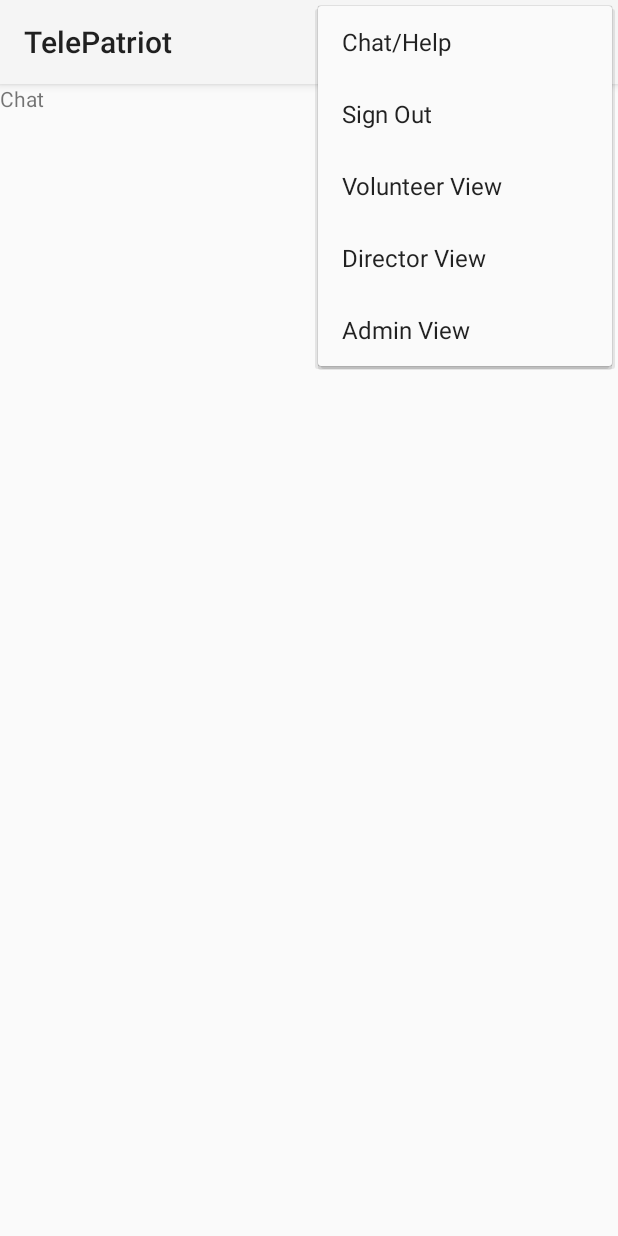
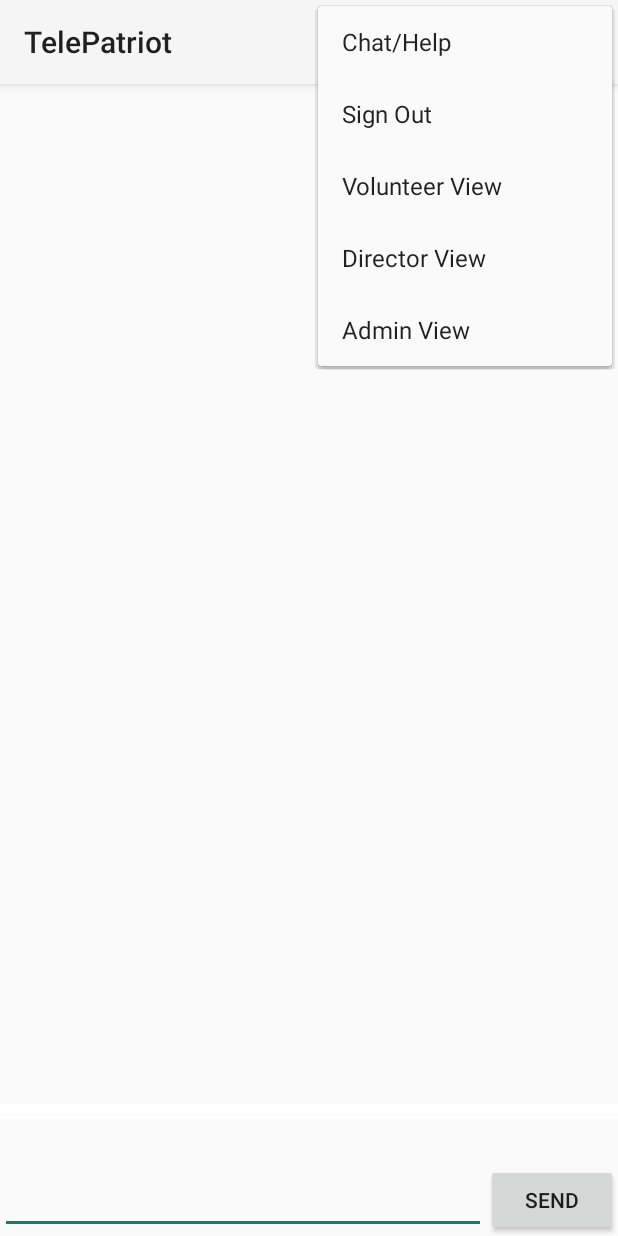
Before and after one commit to bdunklau/TelePatriot-Android, an Android app: the ChatActivity screen opened directly, with no data from a screen before it, with the options menu open, on a phone screen of 412 x 824 dp. Run offline under Robolectric (Android 15) with nearby library versions, the phone set to English and light mode, and no system bars; our stand-ins replace Firebase (no records; nobody signed in at launch, a user with empty details on screens opened directly); 1 statement that could not run was skipped.

Commit message:
Working on ChatActivity.  Trying to get messages to scroll up when each new message comes in.  Not there yet.

```diff
--- a/app/src/main/AndroidManifest.xml
+++ b/app/src/main/AndroidManifest.xml
@@ -31,7 +31,8 @@
             </intent-filter>
         </activity>
 
-        <activity android:name=".ChatActivity">
+        <activity android:name=".ChatActivity"
+            android:windowSoftInputMode="adjustPan">
             <intent-filter>
                 <action android:name="android.intent.action.MAIN" />
             </intent-filter>
--- a/app/src/main/java/com/brentdunklau/telepatriot_android/ChatActivity.java
+++ b/app/src/main/java/com/brentdunklau/telepatriot_android/ChatActivity.java
@@ -2,16 +2,69 @@ package com.brentdunklau.telepatriot_android;
 
 import android.content.Intent;
 import android.os.Bundle;
+import android.support.v7.widget.LinearLayoutManager;
+import android.support.v7.widget.RecyclerView;
+import android.view.View;
+import android.view.ViewGroup;
+import android.widget.Button;
+import android.widget.EditText;
+
+import com.brentdunklau.telepatriot_android.com.brentdunklau.telepatriot_android.util.ChatMessage;
+import com.brentdunklau.telepatriot_android.com.brentdunklau.telepatriot_android.util.ChatMessageHolder;
+import com.brentdunklau.telepatriot_android.com.brentdunklau.telepatriot_android.util.User;
+import com.brentdunklau.telepatriot_android.com.brentdunklau.telepatriot_android.util.UserBean;
+import com.brentdunklau.telepatriot_android.com.brentdunklau.telepatriot_android.util.UserHolder;
+import com.firebase.ui.database.FirebaseRecyclerAdapter;
+import com.google.firebase.database.DataSnapshot;
+import com.google.firebase.database.DatabaseError;
+import com.google.firebase.database.FirebaseDatabase;
+import com.google.firebase.database.ValueEventListener;
+
+import java.util.HashMap;
 
 /**
  * Created by bdunklau on 10/10/2017.
  */
 
 public class ChatActivity extends BaseActivity {
+
+    private FirebaseRecyclerAdapter<ChatMessage, ChatMessageHolder> mAdapter;
+    private RecyclerView messages;
+    private Button mSendButton;
+    private EditText messageEditText;
+
     @Override
     protected void onCreate(Bundle savedInstanceState) {
         super.onCreate(savedInstanceState);
         setContentView(R.layout.activity_chat);
+
+        // ref:  https://github.com/firebase/FirebaseUI-Android/blob/master/database/README.md
+        messages = (RecyclerView) findViewById(R.id.admin_chat_messages);
+        messages.setLayoutManager(new LinearLayoutManager(this));
+        messageEditText = findViewById(R.id.messageEditText);
+
+        myRef = FirebaseDatabase.getInstance().getReference().child("admin_messages/"+User.getInstance().getUid());
+
+        mSendButton = findViewById(R.id.sendButton);
+
+        mSendButton.setOnClickListener(new View.OnClickListener() {
+            @Override
+            public void onClick(View view) {
+                ChatMessage chatMessage = new ChatMessage(messageEditText.getText().toString(), User.getInstance().getName());
+                myRef.push().setValue(chatMessage);
+                messageEditText.setText("");
+            }
+        });
+
+        myRef.addListenerForSingleValueEvent(new ValueEventListener() {
+            @Override
+            public void onDataChange(DataSnapshot dataSnapshot) {
+                doit();
+            }
+
+            @Override
+            public void onCancelled(DatabaseError databaseError) { }
+        });
     }
 
     @Override
@@ -20,4 +73,28 @@ public class ChatActivity extends BaseActivity {
         startActivity(new Intent(this, LimboActivity.class));
         overridePendingTransition(R.anim.slide_from_left, R.anim.slide_to_right);
     }
+
+
+    private void doit() {
+
+        // see:  https://www.youtube.com/watch?v=ynKWnC0XiXk
+        mAdapter = new FirebaseRecyclerAdapter<ChatMessage, ChatMessageHolder>(
+                ChatMessage.class,
+                R.layout.chat_item,  // see 0:42 of https://www.youtube.com/watch?v=A-_hKWMA7mk
+                ChatMessageHolder.class,
+                myRef) {
+            @Override
+            public void populateViewHolder(ChatMessageHolder holder, ChatMessage chatMessage, int position) {
+                holder.setChatMessage(chatMessage);
+            }
+
+        };
+        messages.setAdapter(mAdapter);
+    }
+
+    @Override
+    protected void onDestroy() {
+        super.onDestroy();
+        if(mAdapter != null) mAdapter.cleanup();
+    }
 }
--- a/app/src/main/res/layout/activity_chat.xml
+++ b/app/src/main/res/layout/activity_chat.xml
@@ -1,11 +1,65 @@
 <?xml version="1.0" encoding="utf-8"?>
-<LinearLayout xmlns:android="http://schemas.android.com/apk/res/android"
+<RelativeLayout xmlns:android="http://schemas.android.com/apk/res/android"
     android:orientation="vertical" android:layout_width="match_parent"
-    android:layout_height="match_parent">
+    android:layout_height="fill_parent"
+    android:weightSum="1">
 
-    <TextView
-        android:id="@+id/textView2"
+
+    <LinearLayout
+        android:id="@+id/linearLayout"
+        android:layout_marginTop="30dp"
         android:layout_width="match_parent"
         android:layout_height="wrap_content"
-        android:text="Chat" />
-</LinearLayout>
+        android:layout_alignParentBottom="true"
+        android:layout_alignParentLeft="true"
+        android:layout_alignParentStart="true"
+        android:orientation="horizontal">
+
+        <!-- This is the "add image" button (a plus sign) See activity_main.xml in FriendlyChat -->
+        <!-- ImageView
+            android:id="@+id/addMessageImageView"
+            android:layout_width="wrap_content"
+            android:layout_height="match_parent"
+            ads:srcCompat="@drawable/ic_add_black_24dp"/ -->
+
+        <EditText
+            android:id="@+id/messageEditText"
+            android:layout_width="0dp"
+            android:layout_height="wrap_content"
+            android:layout_gravity="center_vertical"
+            android:layout_weight="1"/>
+
+        <Button
+            android:id="@+id/sendButton"
+            android:layout_width="wrap_content"
+            android:layout_height="wrap_content"
+            android:layout_gravity="bottom"
+            android:enabled="true"
+            android:text="SEND"/>
+
+    </LinearLayout>
+
+
+    <LinearLayout
+        android:layout_width="match_parent"
+        android:layout_height="wrap_content"
+        android:layout_alignParentBottom="false"
+        android:layout_alignParentRight="true"
+        android:layout_alignParentEnd="true"
+        android:layout_above="@+id/linearLayout"
+        android:background="#ddffffff">
+
+        <android.support.v7.widget.RecyclerView
+            android:id="@+id/admin_chat_messages"
+            android:layout_width="match_parent"
+            android:layout_height="match_parent"
+            android:layout_marginTop="10dp"
+            android:layout_marginLeft="10dp"
+            android:scrollbars="vertical"
+            android:layout_alignParentRight="true"
+            android:layout_alignParentEnd="true"
+            android:layout_above="@+id/linearLayout" />
+    </LinearLayout>
+
+
+</RelativeLayout>
```
Also changed, not shown: app/src/main/java/com/brentdunklau/telepatriot_android/com/brentdunklau/telepatriot_android/util/ChatMessage.java (added, +35 -0 lines), app/src/main/java/com/brentdunklau/telepatriot_android/com/brentdunklau/telepatriot_android/util/ChatMessageHolder.java (added, +28 -0 lines), app/src/main/res/layout/chat_item.xml (added, +35 -0 lines).
